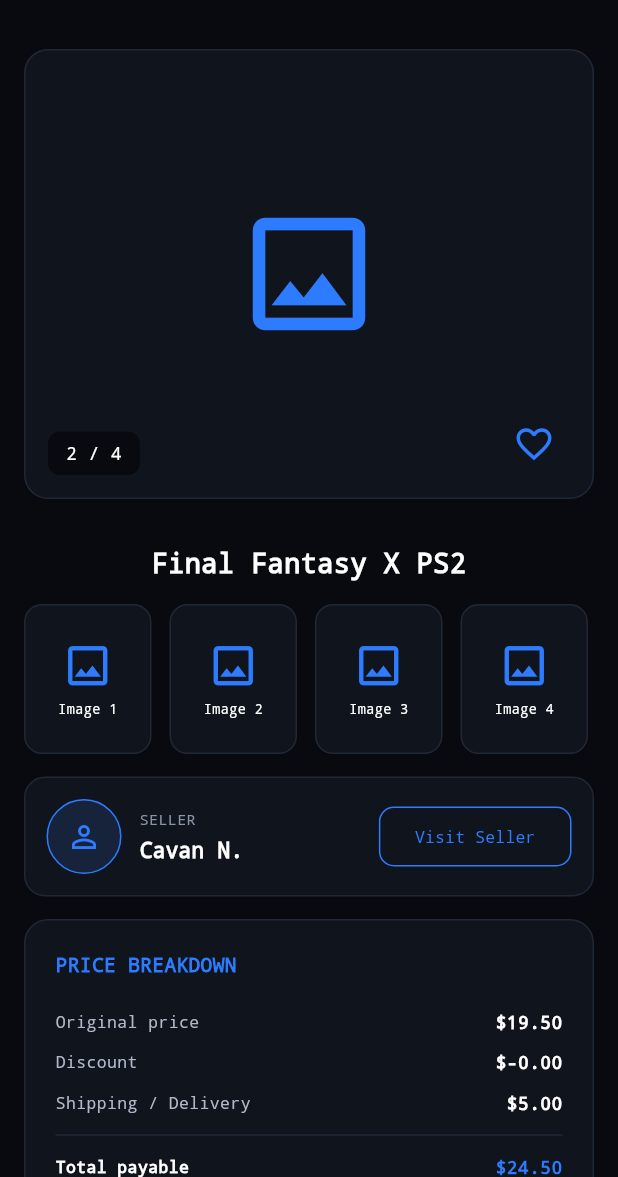
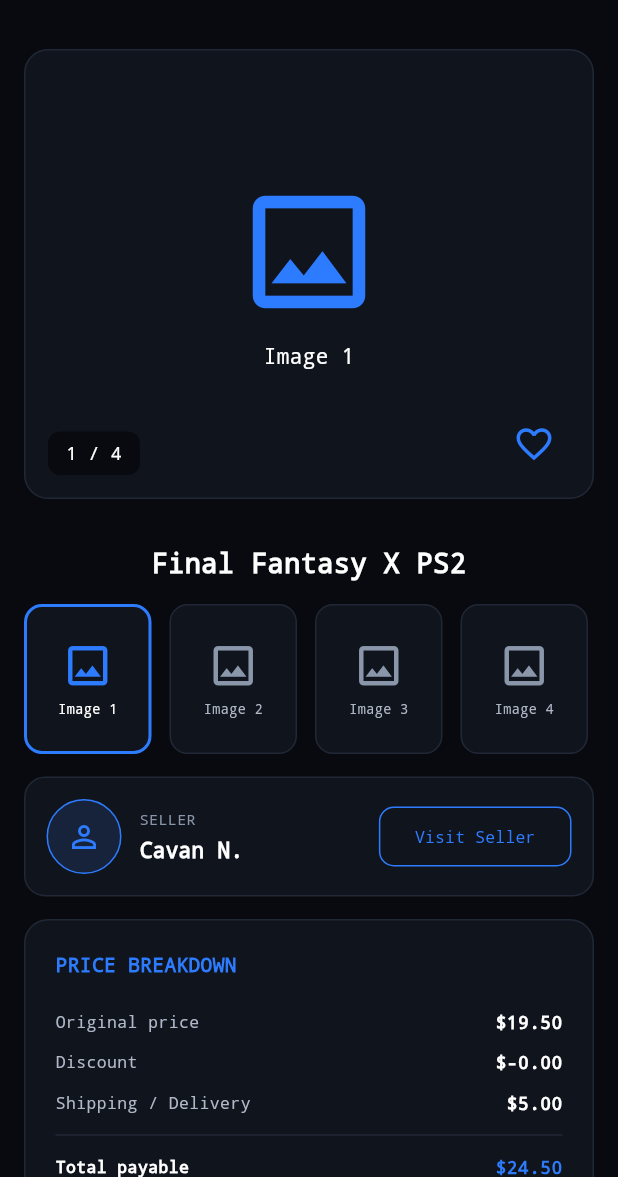
Before and after one commit to MaxTheThawne/XChange, a Flutter app: the screen it shows after launch, after a tap on "Continue as guest", after a tap on "Final Fantasy X PS2", on a phone screen of 412 x 824 dp, the part 59-1236 px from its top. Run offline on Flutter 3.47's test engine with Material 3 defaults, Android fonts, the light colour scheme and no system bars.

Commit message:
Fixed item image viewing

```diff
--- a/lib/item_page_screen.dart
+++ b/lib/item_page_screen.dart
@@ -1,8 +1,9 @@
 import 'package:flutter/material.dart';
 import 'seller_info.dart';
 import 'buy_now_screen.dart';
+import 'add_to_cart.dart';
 
-class ItemPageScreen extends StatelessWidget {
+class ItemPageScreen extends StatefulWidget {
   final String productName;
   final String sellerName;
   final String sellerEmail;
@@ -27,12 +28,20 @@
   });
 
   @override
+  State<ItemPageScreen> createState() => _ItemPageScreenState();
+}
+
+class _ItemPageScreenState extends State<ItemPageScreen> {
+  // Keeps track of which image is currently selected.
+  int selectedImageIndex = 0;
+
+  @override
   Widget build(BuildContext context) {
     double discountAmount =
-        originalPrice * discountPercentage / 100;
+        widget.originalPrice * widget.discountPercentage / 100;
 
     double totalPrice =
-        originalPrice - discountAmount + shippingCharge;
+        widget.originalPrice - discountAmount + widget.shippingCharge;
 
     return Scaffold(
       backgroundColor: const Color(0xFF080A0F),
@@ -67,7 +76,7 @@
         child: Column(
           children: [
 
-            // Main product image
+            // MAIN PRODUCT IMAGE
 
             Container(
               height: 300,
@@ -85,13 +94,32 @@
               child: Stack(
                 children: [
 
-                  const Center(
-                    child: Icon(
+                  // Main image placeholder
+                  Center(
+                    child: Column(
+                      mainAxisAlignment: MainAxisAlignment.center,
+                      children: [
+
+                        const Icon(
                           Icons.image_outlined,
                           size: 100,
                           color: Color(0xFF2D7CFF),
                         ),
+
+                        const SizedBox(height: 10),
+
+                        Text(
+                          "Image ${selectedImageIndex + 1}",
+                          style: const TextStyle(
+                            fontFamily: "monospace",
+                            color: Colors.white,
                           ),
+                        ),
+                      ],
+                    ),
+                  ),
+
+                  // Image counter
 
                   Positioned(
                     left: 15,
@@ -108,9 +136,9 @@
                         borderRadius: BorderRadius.circular(8),
                       ),
 
-                      child: const Text(
-                        "2 / 4",
-                        style: TextStyle(
+                      child: Text(
+                        "${selectedImageIndex + 1} / 4",
+                        style: const TextStyle(
                           fontFamily: "monospace",
                           fontSize: 12,
                           color: Colors.white,
@@ -119,12 +147,15 @@
                     ),
                   ),
 
+                  // Favorite button
+
                   Positioned(
                     right: 15,
                     bottom: 12,
 
                     child: IconButton(
                       onPressed: () {},
+
                       icon: const Icon(
                         Icons.favorite_border,
                         color: Color(0xFF2D7CFF),
@@ -136,7 +167,7 @@
               ),
             ),
 
-            // Product name
+            // PRODUCT NAME
 
             Padding(
               padding: const EdgeInsets.symmetric(
@@ -145,7 +176,7 @@
               ),
 
               child: Text(
-                productName,
+                widget.productName,
                 textAlign: TextAlign.center,
 
                 style: const TextStyle(
@@ -157,29 +188,30 @@
               ),
             ),
 
-            // Product images
+            // PRODUCT IMAGE THUMBNAILS
 
             SizedBox(
               height: 100,
 
               child: ListView(
                 scrollDirection: Axis.horizontal,
+
                 padding: const EdgeInsets.symmetric(
                   horizontal: 16,
                 ),
 
                 children: [
-                  _productThumbnail("Image 1"),
-                  _productThumbnail("Image 2"),
-                  _productThumbnail("Image 3"),
-                  _productThumbnail("Image 4"),
+                  _productThumbnail("Image 1", 0),
+                  _productThumbnail("Image 2", 1),
+                  _productThumbnail("Image 3", 2),
+                  _productThumbnail("Image 4", 3),
                 ],
               ),
             ),
 
             const SizedBox(height: 15),
 
-            // Seller information
+            // SELLER INFORMATION
 
             Container(
               margin: const EdgeInsets.symmetric(
@@ -191,6 +223,7 @@
               decoration: BoxDecoration(
                 color: const Color(0xFF10141D),
                 borderRadius: BorderRadius.circular(14),
+
                 border: Border.all(
                   color: const Color(0xFF202735),
                 ),
@@ -206,6 +239,7 @@
                     decoration: BoxDecoration(
                       shape: BoxShape.circle,
                       color: const Color(0xFF17233A),
+
                       border: Border.all(
                         color: const Color(0xFF2D7CFF),
                       ),
@@ -238,7 +272,8 @@
                         const SizedBox(height: 4),
 
                         Text(
-                          sellerName,
+                          widget.sellerName,
+
                           style: const TextStyle(
                             fontFamily: "monospace",
                             fontSize: 14,
@@ -252,15 +287,14 @@
 
                   OutlinedButton(
                     onPressed: () {
-
                       Navigator.push(
                         context,
 
                         MaterialPageRoute(
                           builder: (context) {
                             return SellerScreen(
-                              sellerName: sellerName,
-                              sellerEmail: sellerEmail,
+                              sellerName: widget.sellerName,
+                              sellerEmail: widget.sellerEmail,
                             );
                           },
                         ),
@@ -283,6 +317,7 @@
 
                     child: const Text(
                       "Visit Seller",
+
                       style: TextStyle(
                         fontFamily: "monospace",
                         fontSize: 11,
@@ -295,24 +330,18 @@
 
             const SizedBox(height: 15),
 
-            // Price breakdown
+            // PRICE BREAKDOWN
 
             _priceBreakdown(
-              originalPrice,
+              widget.originalPrice,
               discountAmount,
-              shippingCharge,
+              widget.shippingCharge,
               totalPrice,
             ),
 
-            const SizedBox(height: 15),
-
-            // Buy buttons
-
-            _buyButtons(context, totalPrice),
-
             const SizedBox(height: 30),
 
-            // Remaining stock and description
+            // REMAINING STOCK AND DESCRIPTION
 
             Container(
               margin: const EdgeInsets.symmetric(
@@ -324,6 +353,7 @@
               decoration: BoxDecoration(
                 color: const Color(0xFF10141D),
                 borderRadius: BorderRadius.circular(16),
+
                 border: Border.all(
                   color: const Color(0xFF202735),
                 ),
@@ -350,7 +380,8 @@
                     ),
 
                     child: Text(
-                      "Remaining stock: $remainingStock",
+                      "Remaining stock: ${widget.remainingStock}",
+
                       textAlign: TextAlign.center,
 
                       style: const TextStyle(
@@ -370,6 +401,7 @@
 
                     decoration: BoxDecoration(
                       color: const Color(0xFF080A0F),
+
                       borderRadius:
                       BorderRadius.circular(16),
 
@@ -386,6 +418,7 @@
 
                         const Text(
                           "DESCRIPTION",
+
                           style: TextStyle(
                             fontFamily: "monospace",
                             fontSize: 13,
@@ -397,7 +430,7 @@
                         const SizedBox(height: 15),
 
                         Text(
-                          description,
+                          widget.description,
 
                           style: const TextStyle(
                             fontFamily: "monospace",
@@ -412,6 +445,13 @@
                 ],
               ),
             ),
+
+            const SizedBox(height: 20),
+
+            // BUY NOW AND ADD TO CART BUTTONS
+
+            _buyButtons(context, totalPrice),
+
             const SizedBox(height: 30),
           ],
         ),
@@ -419,28 +459,57 @@
     );
   }
 
-  Widget _productThumbnail(String name) {
-    return Container(
+  // PRODUCT THUMBNAIL
+
+  Widget _productThumbnail(
+      String name,
+      int imageIndex,
+      ) {
+    bool isSelected =
+        selectedImageIndex == imageIndex;
+
+    return GestureDetector(
+      onTap: () {
+        setState(() {
+          selectedImageIndex = imageIndex;
+        });
+      },
+
+      child: Container(
         width: 85,
 
-      margin: const EdgeInsets.only(right: 12),
+        margin: const EdgeInsets.only(
+          right: 12,
+        ),
 
         decoration: BoxDecoration(
           color: const Color(0xFF10141D),
-        borderRadius: BorderRadius.circular(12),
+
+          borderRadius:
+          BorderRadius.circular(12),
+
           border: Border.all(
-          color: const Color(0xFF202735),
+            color: isSelected
+                ? const Color(0xFF2D7CFF)
+                : const Color(0xFF202735),
+
+            width: isSelected ? 2 : 1,
           ),
         ),
 
         child: Column(
-        mainAxisAlignment: MainAxisAlignment.center,
+          mainAxisAlignment:
+          MainAxisAlignment.center,
 
           children: [
 
-          const Icon(
+            Icon(
               Icons.image_outlined,
-            color: Color(0xFF2D7CFF),
+
+              color: isSelected
+                  ? const Color(0xFF2D7CFF)
+                  : const Color(0xFF8A96AA),
+
               size: 35,
             ),
 
@@ -449,16 +518,22 @@
             Text(
               name,
 
-            style: const TextStyle(
+              style: TextStyle(
                 fontFamily: "monospace",
                 fontSize: 9,
-              color: Colors.white,
+
+                color: isSelected
+                    ? Colors.white
+                    : const Color(0xFFB0B8C8),
               ),
             ),
           ],
         ),
+      ),
     );
   }
+
+  // PRICE BREAKDOWN
 
   Widget _priceBreakdown(
       double originalPrice,
@@ -475,7 +550,10 @@
 
       decoration: BoxDecoration(
         color: const Color(0xFF10141D),
-        borderRadius: BorderRadius.circular(16),
+
+        borderRadius:
+        BorderRadius.circular(16),
+
         border: Border.all(
           color: const Color(0xFF202735),
         ),
@@ -489,6 +567,7 @@
 
           const Text(
             "PRICE BREAKDOWN",
+
             style: TextStyle(
               fontFamily: "monospace",
               fontSize: 13,
@@ -528,6 +607,7 @@
 
           const Text(
             "(Figures per Unit)",
+
             style: TextStyle(
               fontFamily: "monospace",
               fontSize: 9,
@@ -538,6 +618,8 @@
       ),
     );
   }
+
+  // PRICE ROW
 
   Widget _priceRow(
       String title,
@@ -561,6 +643,7 @@
             style: TextStyle(
               fontFamily: "monospace",
               fontSize: 11,
+
               fontWeight: isTotal
                   ? FontWeight.bold
                   : FontWeight.normal,
@@ -589,8 +672,12 @@
     );
   }
 
-  //Widget _buyButtons()
-  Widget _buyButtons(BuildContext context, double totalPrice) {
+  // BUY NOW AND ADD TO CART BUTTONS
+
+  Widget _buyButtons(
+      BuildContext context,
+      double totalPrice,
+      ) {
     return Padding(
       padding: const EdgeInsets.symmetric(
         horizontal: 16,
@@ -599,16 +686,18 @@
       child: Row(
         children: [
 
-          // BUY NOW button
+          // BUY NOW BUTTON
+
           Expanded(
             child: OutlinedButton(
               onPressed: () {
                 Navigator.push(
                   context,
+
                   MaterialPageRoute(
                     builder: (context) {
                       return BuyNowScreen(
-                        productName: productName,
+                        productName: widget.productName,
                         pricePerItem: totalPrice,
                       );
                     },
@@ -617,7 +706,8 @@
               },
 
               style: OutlinedButton.styleFrom(
-                foregroundColor: const Color(0xFF2D7CFF),
+                foregroundColor:
+                const Color(0xFF2D7CFF),
 
                 side: const BorderSide(
                   color: Color(0xFF2D7CFF),
@@ -628,12 +718,14 @@
                 ),
 
                 shape: RoundedRectangleBorder(
-                  borderRadius: BorderRadius.circular(12),
+                  borderRadius:
+                  BorderRadius.circular(12),
                 ),
               ),
 
               child: const Text(
                 "BUY NOW",
+
                 style: TextStyle(
                   fontFamily: "monospace",
                   fontSize: 11,
@@ -645,13 +737,28 @@
 
           const SizedBox(width: 12),
 
-          // ADD TO CART button
+          // ADD TO CART BUTTON
+
           Expanded(
             child: OutlinedButton(
-              onPressed: () {},
+              onPressed: () {
+                Navigator.push(
+                  context,
+
+                  MaterialPageRoute(
+                    builder: (context) {
+                      return AddToCartScreen(
+                        productName: widget.productName,
+                        pricePerItem: totalPrice,
+                      );
+                    },
+                  ),
+                );
+              },
 
               style: OutlinedButton.styleFrom(
-                foregroundColor: const Color(0xFF2D7CFF),
+                foregroundColor:
+                const Color(0xFF2D7CFF),
 
                 side: const BorderSide(
                   color: Color(0xFF2D7CFF),
@@ -662,12 +769,14 @@
                 ),
 
                 shape: RoundedRectangleBorder(
-                  borderRadius: BorderRadius.circular(12),
+                  borderRadius:
+                  BorderRadius.circular(12),
                 ),
               ),
 
               child: const Text(
                 "ADD TO CART",
+
                 style: TextStyle(
                   fontFamily: "monospace",
                   fontSize: 11,
```
Also changed, not shown: lib/add_to_cart.dart (+337 -0 lines). Lines whose indentation alone changed are shown as unchanged.
